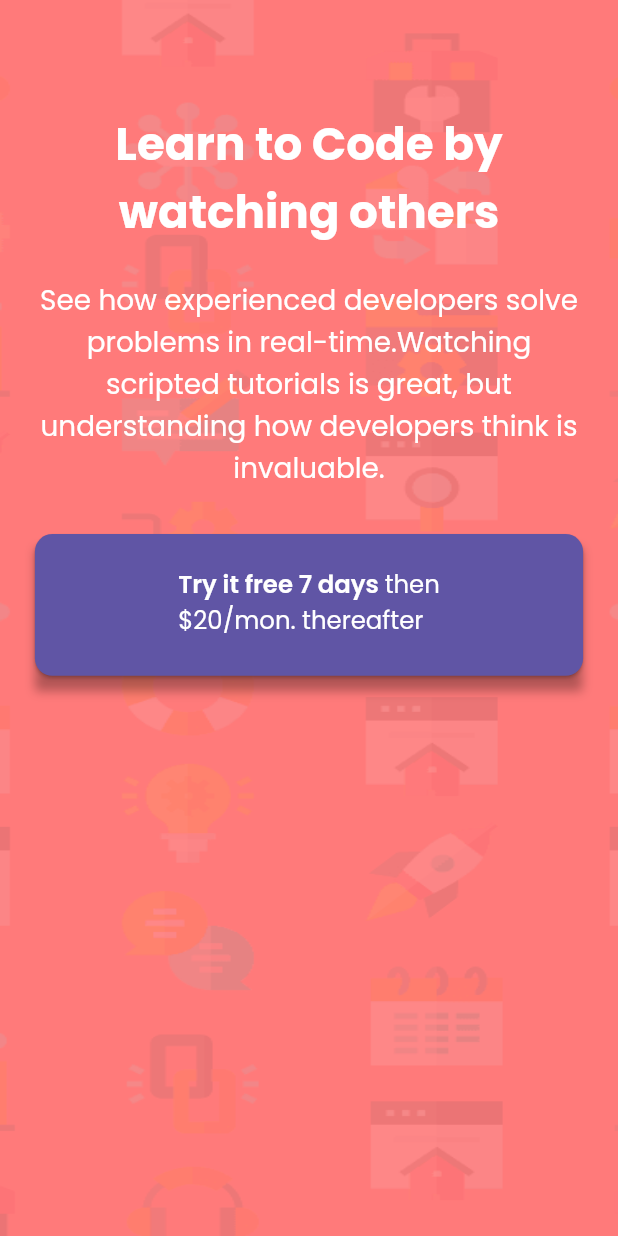
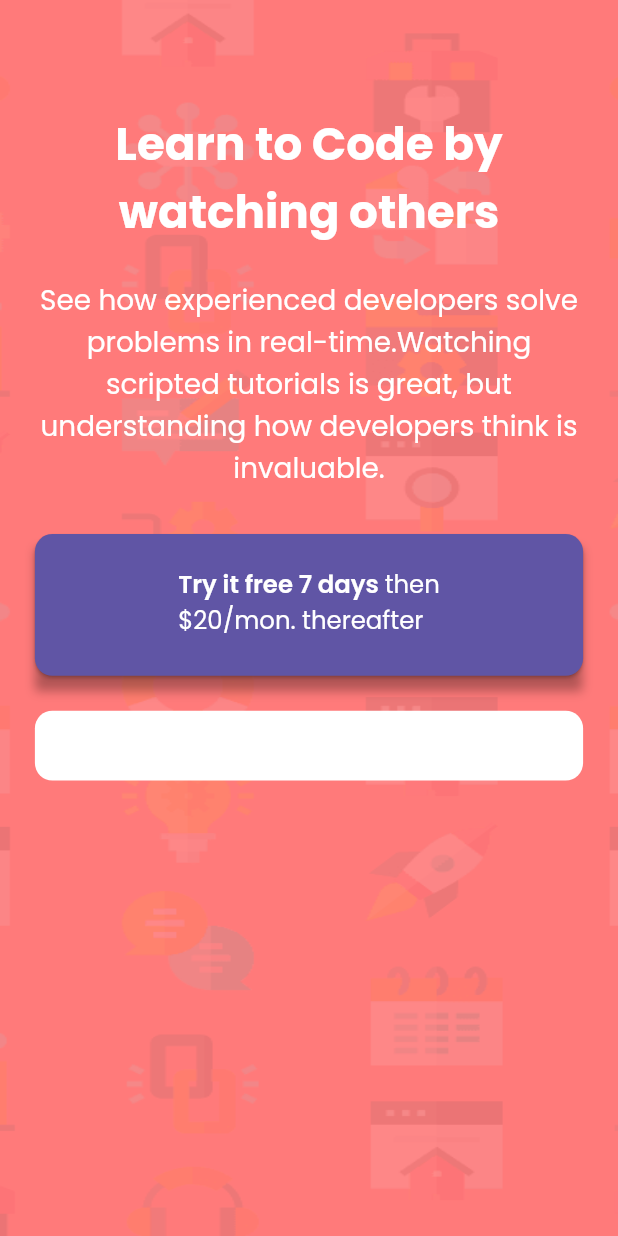
Before and after one commit to maoja37/bankly_app_signup_test, a Flutter app: the screen it shows after launch, on a phone screen of 412 x 824 dp. Run offline on Flutter 3.47's test engine with Material 2 defaults, Android fonts, the phone set to English and light mode, and no system bars; our stand-ins replace flutter_screenutil, google_fonts.

Commit message:
added white container that will hold the form fields

```diff
--- a/lib/screens/phone_screen_layout.dart
+++ b/lib/screens/phone_screen_layout.dart
@@ -97,6 +97,19 @@ class _PhoneScreenLayoutState extends State<PhoneScreenLayout> {
                       ),
                     ),
                   ),
+                  SizedBox(
+                    height: 24.h,
+                  ),
+                  Container(
+                    width: double.infinity,
+                    padding:
+                        EdgeInsets.symmetric(horizontal: 26.h, vertical: 24.h),
+                    decoration: BoxDecoration(
+                      borderRadius: BorderRadius.circular(12.r),
+                      color: Colors.white,
+                    ),
+                    child: Form(key: _formKey, child: Column()),
+                  )
                 ],
               ),
             ),
```
Also changed, not shown: 1 other file. Lines whose indentation alone changed are shown as unchanged.
